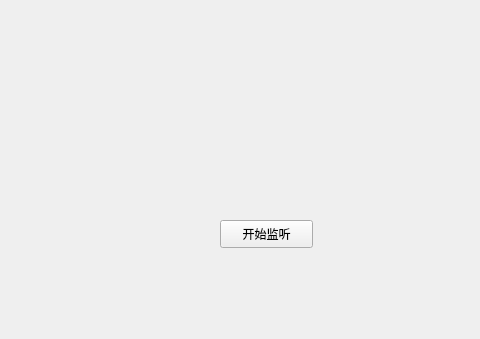
origmickey/ChargedObj_DoubleTank, file ChargedObject/widget.ui: the form before one commit; both pictures show x 0 to 480 and y 0 to 339 of the 800 by 600 pixel window.
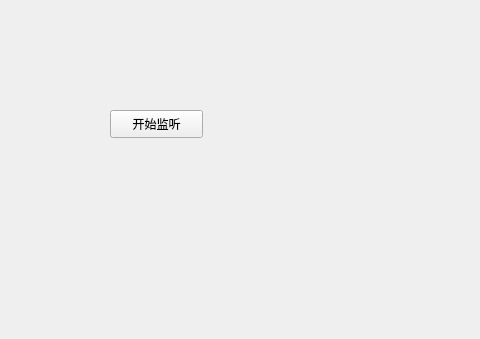
The form after the commit.

Diff of the .ui file:
```diff
--- a/ChargedObject/widget.ui
+++ b/ChargedObject/widget.ui
@@ -16,8 +16,8 @@
   <widget class="QPushButton" name="startlistening">
    <property name="geometry">
     <rect>
-     <x>220</x>
-     <y>220</y>
+     <x>110</x>
+     <y>110</y>
      <width>93</width>
      <height>28</height>
     </rect>
```
